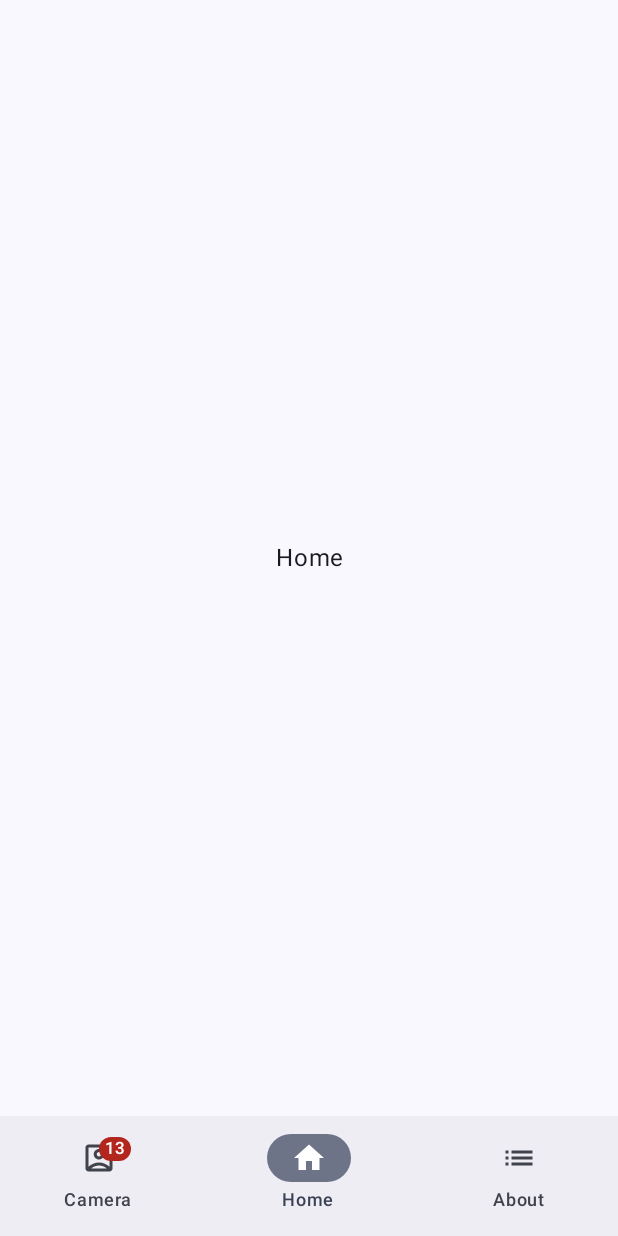
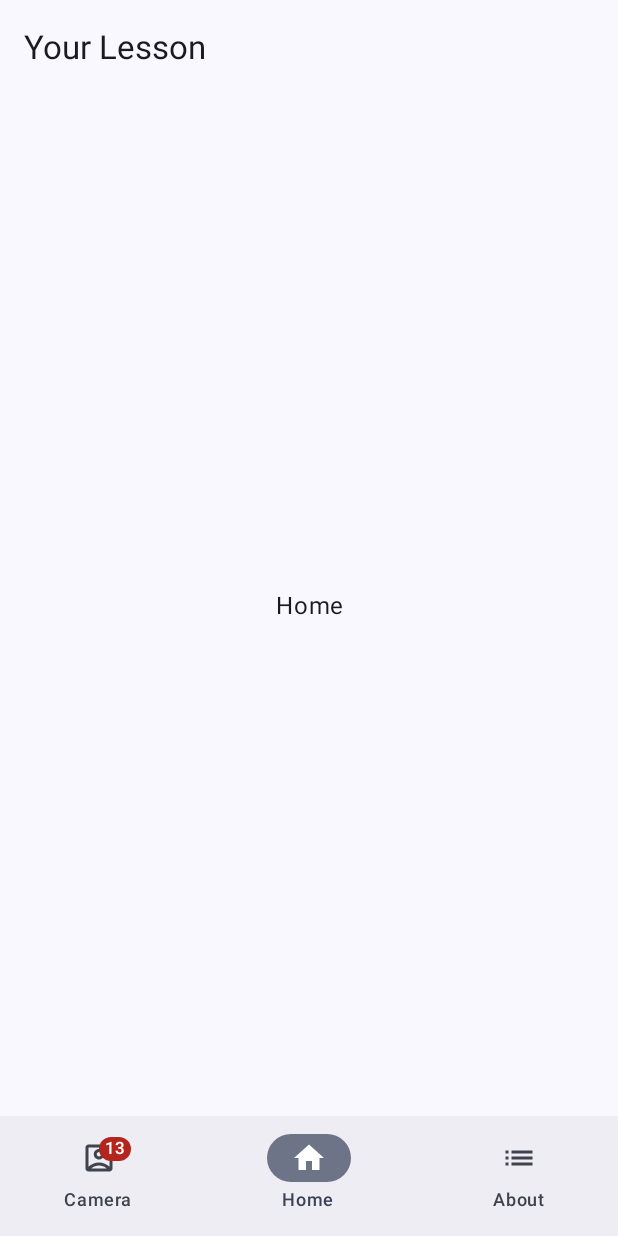
Before and after one commit to iiwake01/SiWika, an Android app built with Jetpack Compose: the screen it shows after launch (MainActivity), item 2 of the bottom bar chosen, on a phone screen of 412 x 824 dp. Run offline under Robolectric (Android 15) with nearby library versions, the phone set to English and light mode, and no system bars; our stand-ins replace livedata-compose.

Commit message:
Added topBar feature

```diff
--- a/app/src/main/java/com/example/siwika/MainActivity.kt
+++ b/app/src/main/java/com/example/siwika/MainActivity.kt
@@ -20,6 +20,7 @@ import androidx.compose.material3.NavigationBarItem
 import androidx.compose.material3.Scaffold
 import androidx.compose.material3.Surface
 import androidx.compose.material3.Text
+import androidx.compose.material3.TopAppBar
 import androidx.compose.runtime.Composable
 import androidx.compose.runtime.getValue
 import androidx.compose.runtime.livedata.observeAsState
@@ -50,15 +51,16 @@ class MainActivity : ComponentActivity() {
     override fun onCreate(savedInstanceState: Bundle?) {
         super.onCreate(savedInstanceState)
         setContent {
-            val navController: NavHostController = rememberNavController()
-            val coroutineScope = rememberCoroutineScope()
-            val selectedTabIndex : Int by viewModel.observeSelectedIndex().observeAsState(0)
+            val navController : NavHostController = rememberNavController()
             SiWikaTheme {
                 Surface(
                     modifier = Modifier.fillMaxSize(),
                     color = MaterialTheme.colorScheme.background
                 ) {
-                    Scaffold(
+                    Scaffold (
+                        topBar = {
+                            TopBarComposable()
+                        },
                         content = { paddingValues: PaddingValues ->
                             Surface(
                                 modifier = Modifier
@@ -70,29 +72,7 @@ class MainActivity : ComponentActivity() {
                             }
                         },
                         bottomBar = {
-                            NavigationBar {
-                                viewModel.tabBarItems.forEachIndexed { index, tabBarItem ->
-                                    NavigationBarItem(
-                                        selected = selectedTabIndex == index,
-                                        onClick = {
-                                            coroutineScope.launch {
-                                                viewModel.setSelectedIndex(index)
-                                                navController.navigate(tabBarItem.title)
-                                            }
-                                        },
-                                        icon = {
-                                            TabBarIconView(
-                                                isSelected = selectedTabIndex == index,
-                                                selectedIcon = tabBarItem.selectedIcon,
-                                                unselectedIcon = tabBarItem.unselectedIcon,
-                                                title = tabBarItem.title,
-                                                badgeAmount = tabBarItem.badgeAmount
-                                            )
-                                        },
-                                        label = { Text(tabBarItem.title) }
-                                    )
-                                }
-                            }
+                            BottomBarComposable(navController)
                         }
                     )
                 }
@@ -102,34 +82,16 @@ class MainActivity : ComponentActivity() {
 
     @OptIn(ExperimentalMaterial3Api::class)
     @Composable
-    private fun TabBarIconView (
-        isSelected : Boolean, selectedIcon : ImageVector, unselectedIcon : ImageVector, title : String, badgeAmount : Int? = null
-    ) {
-        BadgedBox(badge = { TabBarBadgeView(badgeAmount) }) {
-            Icon(
-                imageVector = if (isSelected) {
-                    selectedIcon
-                } else {
-                    unselectedIcon
-                },
-                contentDescription = title
-            )
-        }
+    private fun TopBarComposable() {
+        val selectedTitle : String by viewModel.observeTitle().observeAsState("")
+        TopAppBar (
+            title = { Text(text = selectedTitle) }
+        )
     }
 
     @Composable
-    @OptIn(ExperimentalMaterial3Api::class)
-    private fun TabBarBadgeView(count: Int? = null) {
-        if (count != null) {
-            Badge {
-                Text(count.toString())
-            }
-        }
-    }
-
-    @Composable
-    private fun NavHostComposable(navController: NavHostController) {
-        NavHost(
+    private fun NavHostComposable(navController : NavHostController) {
+        NavHost (
             navController = navController,
             startDestination = stringResource(id = R.string.camera)
         ) {
@@ -151,7 +113,7 @@ class MainActivity : ComponentActivity() {
                     contentAlignment = Alignment.Center
                 ) {
                     Text(
-                        text = "${stringResource(id = R.string.home)}",
+                        text = stringResource(id = R.string.home),
                         textAlign = TextAlign.Center,
                     )
                 }
@@ -163,11 +125,67 @@ class MainActivity : ComponentActivity() {
                     contentAlignment = Alignment.Center
                 ) {
                     Text(
-                        text = "${stringResource(id = R.string.about)}",
+                        text = stringResource(id = R.string.about),
                         textAlign = TextAlign.Center,
                     )
                 }
             }
         }
     }
+
+    @Composable
+    private fun BottomBarComposable(navController : NavHostController) {
+        val coroutineScope = rememberCoroutineScope()
+        val selectedTabIndex : Int by viewModel.observeSelectedBottomBarIndex().observeAsState(0)
+        NavigationBar {
+            viewModel.tabBarItems.forEachIndexed { index, tabBarItem ->
+                NavigationBarItem (
+                    selected = selectedTabIndex == index,
+                    onClick = {
+                        coroutineScope.launch {
+                            viewModel.setSelectedIndex(index)
+                            navController.navigate(tabBarItem.title)
+                        }
+                    },
+                    icon = {
+                        TabBarIconView(
+                            isSelected = selectedTabIndex == index,
+                            selectedIcon = tabBarItem.selectedIcon,
+                            unselectedIcon = tabBarItem.unselectedIcon,
+                            title = tabBarItem.title,
+                            badgeAmount = tabBarItem.badgeAmount
+                        )
+                    },
+                    label = { Text(tabBarItem.title) }
+                )
+            }
+        }
+    }
+
+    @OptIn(ExperimentalMaterial3Api::class)
+    @Composable
+    private fun TabBarIconView (
+        isSelected : Boolean, selectedIcon : ImageVector, unselectedIcon : ImageVector, title : String, badgeAmount : Int? = null
+    ) {
+        BadgedBox(badge = { TabBarBadgeView(badgeAmount) }) {
+            Icon (
+                imageVector = if (isSelected) {
+                    selectedIcon
+                } else {
+                    unselectedIcon
+                },
+                contentDescription = title
+            )
+        }
+    }
+
+    @Composable
+    @OptIn(ExperimentalMaterial3Api::class)
+    private fun TabBarBadgeView(count : Int? = null) {
+        if (count != null) {
+            Badge {
+                Text(count.toString())
+            }
+        }
+    }
 }
--- a/app/src/main/java/com/example/siwika/MainViewModel.kt
+++ b/app/src/main/java/com/example/siwika/MainViewModel.kt
@@ -18,14 +18,20 @@ class MainViewModel : AndroidViewModel {
         private val TAG = MainViewModel::class.java.getSimpleName()
     }
 
-    private val cameraTab = NavigationBarModel(title = getCameraTitle(), selectedIcon = Icons.Filled.AccountBox, unselectedIcon = Icons.Outlined.AccountBox, badgeAmount = 13)
-    private val homeTab = NavigationBarModel(title = getHomeTitle(), selectedIcon = Icons.Filled.Home, unselectedIcon = Icons.Outlined.Home)
-    private val aboutTab = NavigationBarModel(title = getAboutTitle(), selectedIcon = Icons.Filled.List, unselectedIcon = Icons.Outlined.List)
-    public val tabBarItems = listOf(cameraTab, homeTab, aboutTab)
-    private var selectedTabIndex : MutableLiveData<Int> = MutableLiveData<Int>()
+    private val cameraTab : NavigationBarModel
+    private val homeTab : NavigationBarModel
+    private val aboutTab : NavigationBarModel
+    public val tabBarItems : List<NavigationBarModel>
+    private var liveSelectedBottomBarTabIndex : MutableLiveData<Int>
+    private var liveTopBarTitle : MutableLiveData<String>
 
     constructor(application : Application) : super(application) {
-
+        cameraTab = NavigationBarModel(title = getCameraTitle(), selectedIcon = Icons.Filled.AccountBox, unselectedIcon = Icons.Outlined.AccountBox, badgeAmount = 13)
+        homeTab = NavigationBarModel(title = getHomeTitle(), selectedIcon = Icons.Filled.Home, unselectedIcon = Icons.Outlined.Home)
+        aboutTab = NavigationBarModel(title = getAboutTitle(), selectedIcon = Icons.Filled.List, unselectedIcon = Icons.Outlined.List)
+        tabBarItems = listOf(cameraTab, homeTab, aboutTab)
+        liveSelectedBottomBarTabIndex = MutableLiveData<Int>(0)
+        liveTopBarTitle = MutableLiveData<String>(getApplication<Application>().getString(R.string.translator))
     }
 
     public fun getCameraTitle() : String {
@@ -40,12 +46,23 @@ class MainViewModel : AndroidViewModel {
         return getApplication<Application>().getString(R.string.about)
     }
 
-    public fun setSelectedIndex(index : Int) {
-        selectedTabIndex.setValue(index)
+    public fun observeTitle() : LiveData<String> {
+        return liveTopBarTitle
     }
 
-    public fun observeSelectedIndex() : LiveData<Int> {
-        return selectedTabIndex
+    public fun setSelectedIndex(index : Int) {
+        liveSelectedBottomBarTabIndex.setValue(index)
+        if (index == 0) {
+            liveTopBarTitle.setValue(getApplication<Application>().getString(R.string.translator))
+        } else if (index == 1) {
+            liveTopBarTitle.setValue(getApplication<Application>().getString(R.string.your_lesson))
+        } else if (index == 2) {
+            liveTopBarTitle.setValue(getApplication<Application>().getString(R.string.setting))
+        }
+    }
+
+    public fun observeSelectedBottomBarIndex() : LiveData<Int> {
+        return liveSelectedBottomBarTabIndex
     }
 
     override fun onCleared() {
--- a/app/src/main/res/values/strings.xml
+++ b/app/src/main/res/values/strings.xml
@@ -3,4 +3,7 @@
     <string name="about">About</string>
     <string name="camera">Camera</string>
     <string name="home">Home</string>
+    <string name="setting">Setting</string>
+    <string name="translator">Translator</string>
+    <string name="your_lesson">Your Lesson</string>
 </resources>
```
